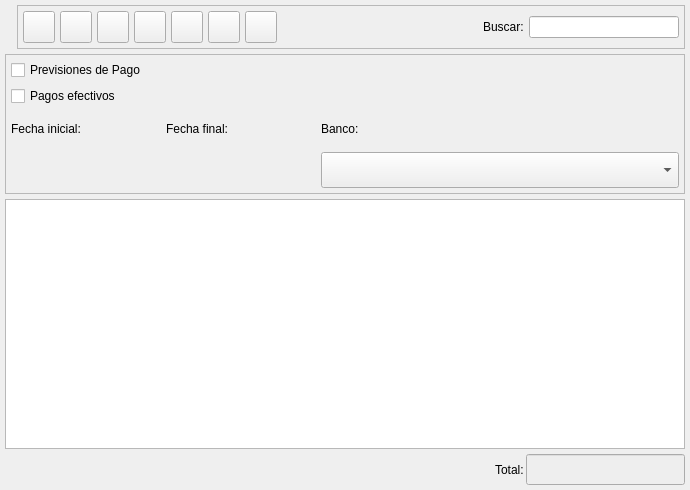
Qt form bulmages/bulmafact/src/pagoslistbase.ui (eboladev/Bulmages-1) before a commit.
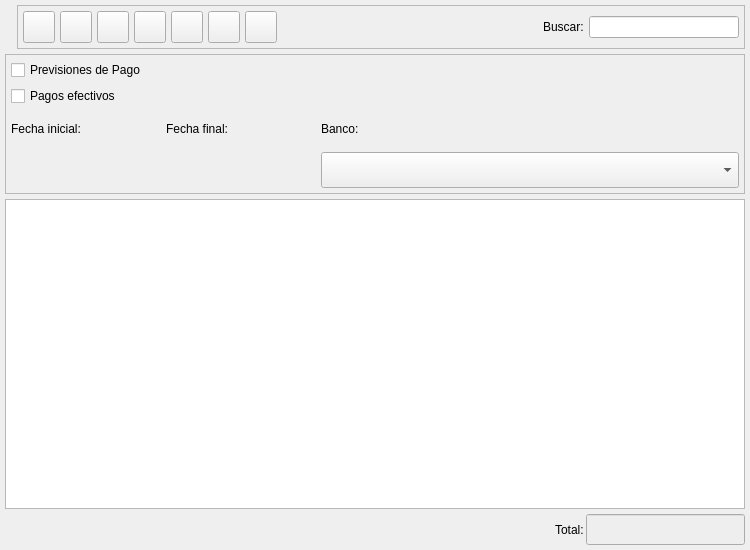
The same form after that commit. Icons and pictures are not drawn. Custom widgets are drawn as their Qt base class.

Patch:
```diff
--- a/bulmages/bulmafact/src/pagoslistbase.ui
+++ b/bulmages/bulmafact/src/pagoslistbase.ui
@@ -9,8 +9,8 @@
    <rect>
     <x>0</x>
     <y>0</y>
-    <width>690</width>
-    <height>490</height>
+    <width>750</width>
+    <height>550</height>
    </rect>
   </property>
   <property name="windowTitle" >
@@ -23,7 +23,19 @@
    <property name="margin" >
     <number>5</number>
    </property>
-   <property name="spacing" >
+   <property name="topMargin" >
+    <number>5</number>
+   </property>
+   <property name="rightMargin" >
+    <number>5</number>
+   </property>
+   <property name="bottomMargin" >
+    <number>5</number>
+   </property>
+   <property name="horizontalSpacing" >
+    <number>5</number>
+   </property>
+   <property name="verticalSpacing" >
     <number>5</number>
    </property>
    <item row="1" column="0" >
@@ -44,7 +56,19 @@
       <property name="margin" >
        <number>5</number>
       </property>
-      <property name="spacing" >
+      <property name="topMargin" >
+       <number>5</number>
+      </property>
+      <property name="rightMargin" >
+       <number>5</number>
+      </property>
+      <property name="bottomMargin" >
+       <number>5</number>
+      </property>
+      <property name="horizontalSpacing" >
+       <number>5</number>
+      </property>
+      <property name="verticalSpacing" >
        <number>5</number>
       </property>
       <item row="1" column="2" >
@@ -92,9 +116,7 @@
         <item>
          <widget class="BusquedaProveedor" native="1" name="m_proveedor" >
           <property name="sizePolicy" >
-           <sizepolicy>
-            <hsizetype>7</hsizetype>
-            <vsizetype>5</vsizetype>
+           <sizepolicy vsizetype="Preferred" hsizetype="Expanding" >
             <horstretch>0</horstretch>
             <verstretch>0</verstretch>
            </sizepolicy>
@@ -162,9 +184,7 @@
       <item row="2" column="2" >
        <widget class="BusquedaBanco" name="mui_idbanco" >
         <property name="sizePolicy" >
-         <sizepolicy>
-          <hsizetype>7</hsizetype>
-          <vsizetype>5</vsizetype>
+         <sizepolicy vsizetype="Preferred" hsizetype="Expanding" >
           <horstretch>0</horstretch>
           <verstretch>0</verstretch>
          </sizepolicy>
@@ -556,9 +576,7 @@
         <bool>true</bool>
        </property>
        <property name="sizePolicy" >
-        <sizepolicy>
-         <hsizetype>5</hsizetype>
-         <vsizetype>0</vsizetype>
+        <sizepolicy vsizetype="Fixed" hsizetype="Preferred" >
          <horstretch>0</horstretch>
          <verstretch>0</verstretch>
         </sizepolicy>
```
Left out of the diff: 93 changed lines with no effect on the pictures.
